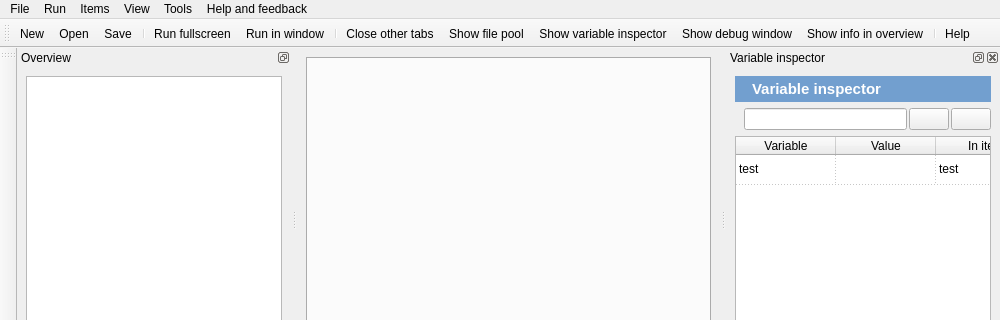
The window that resources/opensesame.ui (open-cogsci/OpenSesame) describes before a commit, drawn with Qt 5; both pictures show x 0 to 1000 and y 0 to 320 of the 1000 by 707 pixel window.
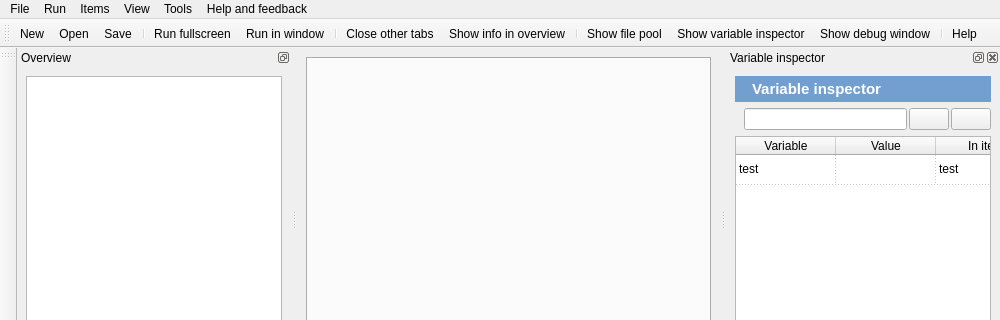
The same window after the commit. Icons and pictures are not drawn. Custom widgets are drawn as their Qt base class.

What changed in the file:
```diff
--- a/resources/opensesame.ui
+++ b/resources/opensesame.ui
@@ -570,10 +570,11 @@
    <addaction name="action_run_in_window"/>
    <addaction name="separator"/>
    <addaction name="action_close_other_tabs"/>
+   <addaction name="action_show_info_in_overview"/>
+   <addaction name="separator"/>
    <addaction name="action_show_pool"/>
    <addaction name="action_show_variable_inspector"/>
    <addaction name="action_show_stdout"/>
-   <addaction name="action_show_info_in_overview"/>
    <addaction name="separator"/>
    <addaction name="action_help"/>
   </widget>
```
Left out of the diff: 5 changed lines with no effect on the pictures.
